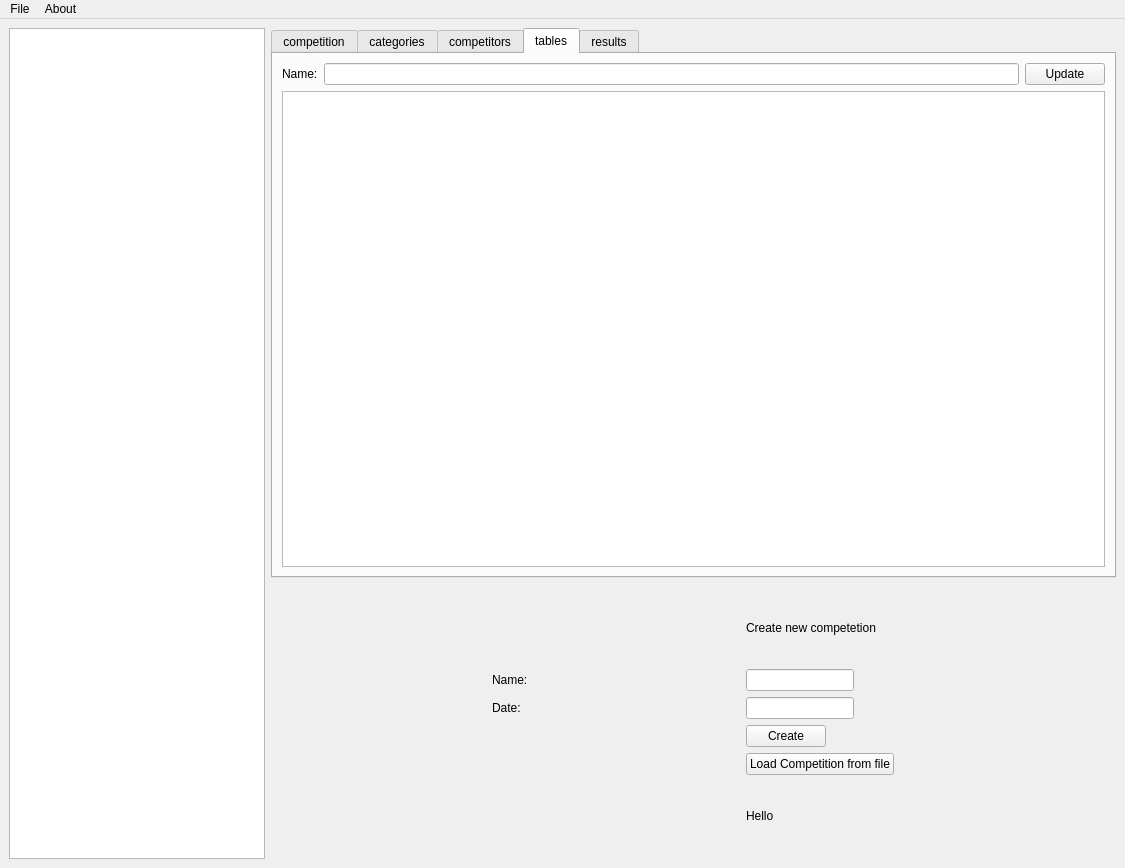
First picture: the form in View.ui, repository bustyabalazs/ArmWrestlingTournamentGenerator, before the edit.
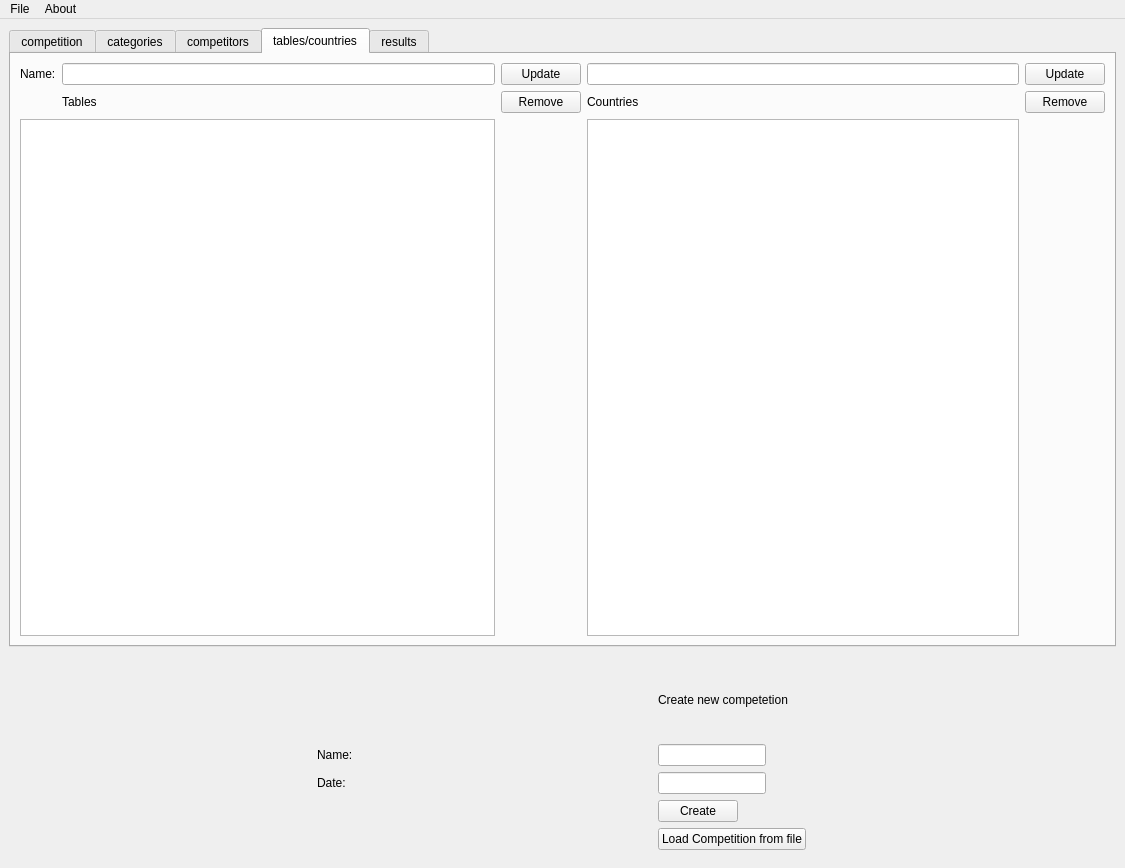
Second picture: the form after the edit. The open tabs and pages were chosen to show the change.

Commit message: adding and removing categories, competitors, tables and countries

The edit to the form file:
```diff
--- a/View.ui
+++ b/View.ui
@@ -15,17 +15,104 @@
   </property>
   <widget class="QWidget" name="centralwidget">
    <layout class="QGridLayout" name="gridLayout">
-    <item row="0" column="0" rowspan="6">
-     <widget class="QTreeView" name="treeView">
+    <item row="3" column="0">
+     <widget class="QWidget" name="CreateNewCompetetion" native="true">
       <property name="sizePolicy">
-       <sizepolicy hsizetype="Maximum" vsizetype="Expanding">
+       <sizepolicy hsizetype="Minimum" vsizetype="Minimum">
         <horstretch>0</horstretch>
         <verstretch>0</verstretch>
        </sizepolicy>
       </property>
+      <layout class="QGridLayout" name="gridLayout_2">
+       <item row="1" column="4">
+        <widget class="QLineEdit" name="CompetetionName">
+         <property name="sizePolicy">
+          <sizepolicy hsizetype="Maximum" vsizetype="Fixed">
+           <horstretch>0</horstretch>
+           <verstretch>0</verstretch>
+          </sizepolicy>
+         </property>
+        </widget>
+       </item>
+       <item row="8" column="4">
+        <widget class="QPushButton" name="Create">
+         <property name="sizePolicy">
+          <sizepolicy hsizetype="Maximum" vsizetype="Fixed">
+           <horstretch>0</horstretch>
+           <verstretch>0</verstretch>
+          </sizepolicy>
+         </property>
+         <property name="text">
+          <string>Create</string>
+         </property>
+        </widget>
+       </item>
+       <item row="11" column="4">
+        <widget class="QPushButton" name="LoadCompetetion">
+         <property name="sizePolicy">
+          <sizepolicy hsizetype="Maximum" vsizetype="Fixed">
+           <horstretch>0</horstretch>
+           <verstretch>0</verstretch>
+          </sizepolicy>
+         </property>
+         <property name="text">
+          <string>Load Competition from file</string>
+         </property>
+        </widget>
+       </item>
+       <item row="1" column="0">
+        <widget class="QLabel" name="Name">
+         <property name="sizePolicy">
+          <sizepolicy hsizetype="Maximum" vsizetype="Preferred">
+           <horstretch>0</horstretch>
+           <verstretch>0</verstretch>
+          </sizepolicy>
+         </property>
+         <property name="text">
+          <string>Name:</string>
+         </property>
+        </widget>
+       </item>
+       <item row="7" column="4">
+        <widget class="QLineEdit" name="CompetitionDate">
+         <property name="sizePolicy">
+          <sizepolicy hsizetype="Maximum" vsizetype="Fixed">
+           <horstretch>0</horstretch>
+           <verstretch>0</verstretch>
+          </sizepolicy>
+         </property>
+        </widget>
+       </item>
+       <item row="7" column="0">
+        <widget class="QLabel" name="Date">
+         <property name="sizePolicy">
+          <sizepolicy hsizetype="Maximum" vsizetype="Preferred">
+           <horstretch>0</horstretch>
+           <verstretch>0</verstretch>
+          </sizepolicy>
+         </property>
+         <property name="text">
+          <string>Date:</string>
+         </property>
+        </widget>
+       </item>
+       <item row="0" column="4">
+        <widget class="QLabel" name="createCompetetion">
+         <property name="sizePolicy">
+          <sizepolicy hsizetype="Maximum" vsizetype="Preferred">
+           <horstretch>0</horstretch>
+           <verstretch>0</verstretch>
+          </sizepolicy>
+         </property>
+         <property name="text">
+          <string>Create new competetion</string>
+         </property>
+        </widget>
+       </item>
+      </layout>
      </widget>
     </item>
-    <item row="0" column="1" rowspan="4">
+    <item row="0" column="0" rowspan="3">
      <widget class="QTabWidget" name="tabWidget">
       <property name="sizePolicy">
        <sizepolicy hsizetype="Expanding" vsizetype="Preferred">
@@ -274,7 +361,7 @@
       </widget>
       <widget class="QWidget" name="tables">
        <attribute name="title">
-        <string>tables</string>
+        <string>tables/countries</string>
        </attribute>
        <layout class="QGridLayout" name="gridLayout_6">
         <item row="0" column="0">
@@ -294,8 +381,49 @@
           </property>
          </widget>
         </item>
-        <item row="1" column="0" colspan="3">
-         <widget class="QListView" name="tables_2"/>
+        <item row="0" column="3">
+         <widget class="QLineEdit" name="countries_name"/>
+        </item>
+        <item row="0" column="4">
+         <widget class="QPushButton" name="UpdateCountry">
+          <property name="text">
+           <string>Update</string>
+          </property>
+         </widget>
+        </item>
+        <item row="1" column="1">
+         <widget class="QLabel" name="Name_15">
+          <property name="text">
+           <string>Tables</string>
+          </property>
+         </widget>
+        </item>
+        <item row="1" column="2">
+         <widget class="QPushButton" name="Remove_3">
+          <property name="text">
+           <string>Remove</string>
+          </property>
+         </widget>
+        </item>
+        <item row="1" column="3">
+         <widget class="QLabel" name="Name_16">
+          <property name="text">
+           <string>Countries</string>
+          </property>
+         </widget>
+        </item>
+        <item row="1" column="4">
+         <widget class="QPushButton" name="Remove_4">
+          <property name="text">
+           <string>Remove</string>
+          </property>
+         </widget>
+        </item>
+        <item row="2" column="0" colspan="2">
+         <widget class="QListWidget" name="tables_2"/>
+        </item>
+        <item row="2" column="3">
+         <widget class="QListWidget" name="countriesList"/>
         </item>
        </layout>
       </widget>
@@ -311,110 +439,6 @@
       </widget>
      </widget>
     </item>
-    <item row="4" column="1" rowspan="2">
-     <widget class="QWidget" name="CreateNewCompetetion" native="true">
-      <property name="sizePolicy">
-       <sizepolicy hsizetype="Minimum" vsizetype="Minimum">
-        <horstretch>0</horstretch>
-        <verstretch>0</verstretch>
-       </sizepolicy>
-      </property>
-      <layout class="QGridLayout" name="gridLayout_2">
-       <item row="3" column="0">
-        <widget class="QLabel" name="Name">
-         <property name="sizePolicy">
-          <sizepolicy hsizetype="Maximum" vsizetype="Preferred">
-           <horstretch>0</horstretch>
-           <verstretch>0</verstretch>
-          </sizepolicy>
-         </property>
-         <property name="text">
-          <string>Name:</string>
-         </property>
-        </widget>
-       </item>
-       <item row="5" column="0">
-        <widget class="QLabel" name="Date">
-         <property name="sizePolicy">
-          <sizepolicy hsizetype="Maximum" vsizetype="Preferred">
-           <horstretch>0</horstretch>
-           <verstretch>0</verstretch>
-          </sizepolicy>
-         </property>
-         <property name="text">
-          <string>Date:</string>
-         </property>
-        </widget>
-       </item>
-       <item row="6" column="1">
-        <widget class="QPushButton" name="Create">
-         <property name="sizePolicy">
-          <sizepolicy hsizetype="Maximum" vsizetype="Fixed">
-           <horstretch>0</horstretch>
-           <verstretch>0</verstretch>
-          </sizepolicy>
-         </property>
-         <property name="text">
-          <string>Create</string>
-         </property>
-        </widget>
-       </item>
-       <item row="2" column="1">
-        <widget class="QLabel" name="createCompetetion">
-         <property name="sizePolicy">
-          <sizepolicy hsizetype="Maximum" vsizetype="Preferred">
-           <horstretch>0</horstretch>
-           <verstretch>0</verstretch>
-          </sizepolicy>
-         </property>
-         <property name="text">
-          <string>Create new competetion</string>
-         </property>
-        </widget>
-       </item>
-       <item row="10" column="1">
-        <widget class="QLabel" name="Support_2">
-         <property name="text">
-          <string>Hello</string>
-         </property>
-        </widget>
-       </item>
-       <item row="5" column="1">
-        <widget class="QLineEdit" name="CompetitionDate">
-         <property name="sizePolicy">
-          <sizepolicy hsizetype="Maximum" vsizetype="Fixed">
-           <horstretch>0</horstretch>
-           <verstretch>0</verstretch>
-          </sizepolicy>
-         </property>
-        </widget>
-       </item>
-       <item row="7" column="1">
-        <widget class="QPushButton" name="LoadCompetetion">
-         <property name="sizePolicy">
-          <sizepolicy hsizetype="Maximum" vsizetype="Fixed">
-           <horstretch>0</horstretch>
-           <verstretch>0</verstretch>
-          </sizepolicy>
-         </property>
-         <property name="text">
-          <string>Load Competition from file</string>
-         </property>
-        </widget>
-       </item>
-       <item row="3" column="1">
-        <widget class="QLineEdit" name="CompetetionName">
-         <property name="sizePolicy">
-          <sizepolicy hsizetype="Maximum" vsizetype="Fixed">
-           <horstretch>0</horstretch>
-           <verstretch>0</verstretch>
-          </sizepolicy>
-         </property>
-        </widget>
-       </item>
-      </layout>
-     </widget>
-    </item>
    </layout>
    <zorder>CreateNewCompetetion</zorder>
    <zorder>treeView</zorder>
```
Left out of the diff: 53 changed lines with no effect on the pictures. The commit also changes 4 other files.
